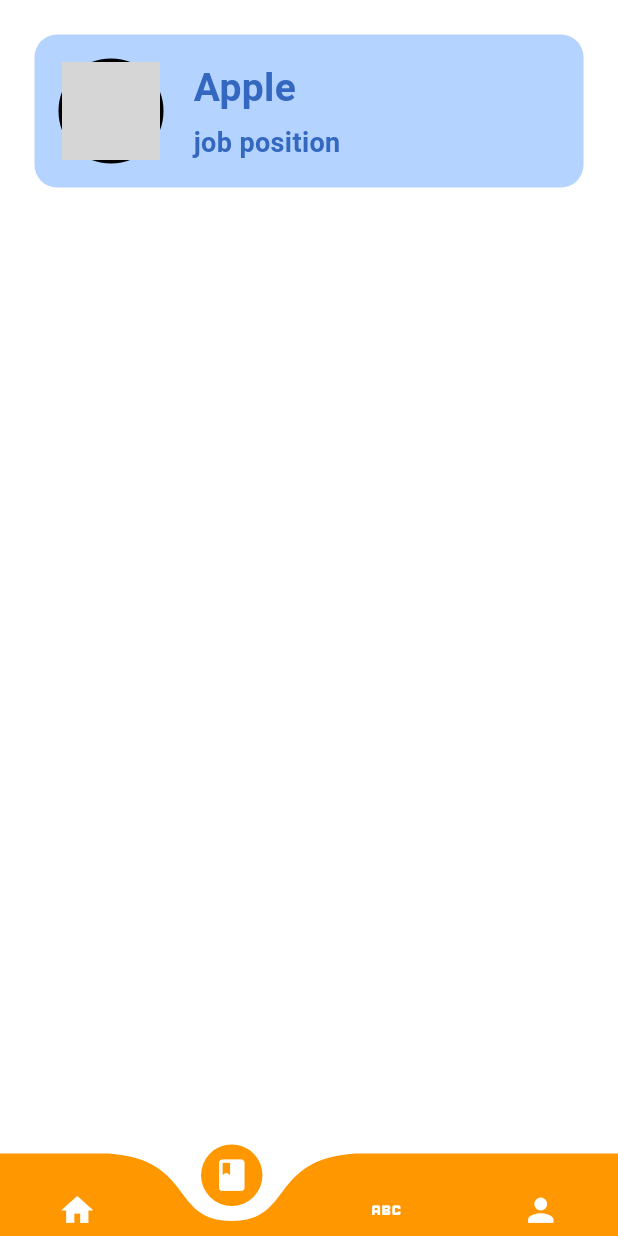
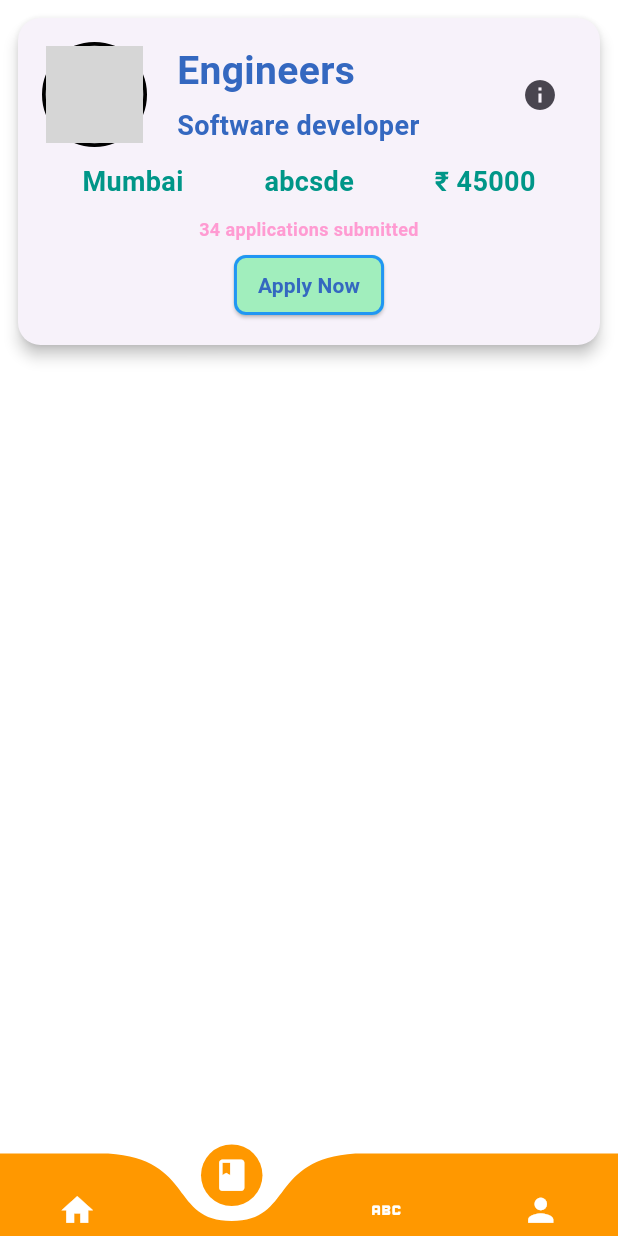
Before and after one commit to EngineerAnishSharma/rubix24_Ctrl-Alt-Innovate, a Flutter app: the screen it shows after launch, item 2 of the bottom bar chosen, on a phone screen of 412 x 824 dp. Run offline on Flutter 3.47's test engine with Material 3 defaults, Android fonts, the phone set to English and light mode, and no system bars; drawn by our look-alikes of curved_navigation_bar; our stand-ins replace cloud_firestore, csv, file_picker, firebase_auth, firebase_core, firebase_storage and 9 more; accounts and stored records are empty; network calls fail; grey boxes are pictures that could not be loaded.

Commit message:
job section

```diff
--- /dev/null
+++ b/lib/views/find_jobs/finding_job.dart
@@ -0,0 +1,31 @@
+import 'package:tsec_hack/consts/consts.dart';
+import 'package:tsec_hack/widgets_common/jobcard_widget.dart';
+
+class FindingJobScreen extends StatefulWidget {
+  const FindingJobScreen({super.key});
+
+  @override
+  State<FindingJobScreen> createState() => _FindingJobScreenState();
+}
+
+class _FindingJobScreenState extends State<FindingJobScreen> {
+  @override
+  Widget build(BuildContext context) {
+    return const Scaffold(
+        body: SingleChildScrollView(
+      child: Column(
+        children: [
+          JobCard(
+            companyLogo: "https://placekitten.com/200/200",
+            companyName: 'Engineers',
+            jobPosition: 'Software developer',
+            location: 'Mumbai',
+            jobType: 'abcsde',
+            salary: '45000',
+            applicants: '34',
+          ),
+        ],
+      ),
+    ));
+  }
+}
--- a/lib/views/home_screen/home.dart
+++ b/lib/views/home_screen/home.dart
@@ -5,11 +5,10 @@
 import 'package:get/get_state_manager/src/rx_flutter/rx_obx_widget.dart';
 import 'package:tsec_hack/consts/colors.dart';
 import 'package:tsec_hack/controller/home_controller.dart';
-import 'package:tsec_hack/views/home_screen/home_screen.dart';
+import 'package:tsec_hack/views/find_jobs/finding_job.dart';
 import 'package:tsec_hack/views/profile_screen/components/profile_editor.dart';
 import 'package:tsec_hack/widgets_common/community_screen.dart';
 import 'package:tsec_hack/widgets_common/exit_dailog.dart';
-import 'package:tsec_hack/widgets_common/jobcard_widget.dart';
 import 'package:tsec_hack/widgets_common/postcard_widget.dart';
 
 class Home extends StatefulWidget {
@@ -54,24 +53,13 @@
 
     var navbarBody = [
       const CommunityScreen(),
-      const JobCard(
-        companyLogo:
-            "https://www.google.com/url?sa=i&url=https%3A%2F%2Fstock.adobe.com%2Fsearch%2Fimages%3Fk%3Dapple&psig=AOvVaw3W_7plZb6uSzD6MRiSdgDR&ust=1705643459800000&source=images&cd=vfe&ved=0CBMQjRxqFwoTCPi25eig5oMDFQAAAAAdAAAAABAE",
-        companyName: "Apple",
-        jobPosition: "job position",
-        location: "Mumbai,India",
-        jobType: "Hybrid",
-        salary: "30,000",
-        applicants: "45",
-      ),
+      const FindingJobScreen(),
       const PostCard(
-          profilePicture:
-              "https://cdn.pixabay.com/photo/2015/10/05/22/37/blank-profile-picture-973460_960_720.png",
+          profilePicture: "https://placekitten.com/200/200",
           userName: "userName",
           content:
               "Lorem Ipsum is a placeholder text commonly used in the printing and typesetting industry. It doesn't carry any meaningful content but is often used to fill space in a document and give an impression of how the final text will look.",
-          postimage:
-              "https://hips.hearstapps.com/hmg-prod/images/close-up-of-tulips-blooming-in-field-royalty-free-image-1584131603.jpg",
+          postimage: "https://placekitten.com/200/200",
           likes: 10),
       const ProfileEditor()
     ];
--- a/lib/widgets_common/jobcard_widget.dart
+++ b/lib/widgets_common/jobcard_widget.dart
@@ -1,4 +1,4 @@
-import 'package:tsec_hack/consts/consts.dart';
+import 'package:flutter/material.dart';
 
 class JobCard extends StatefulWidget {
   final String companyLogo;
@@ -9,43 +9,33 @@
   final String salary;
   final String applicants;
 
-  const JobCard(
-      {required this.companyLogo,
+  const JobCard({
+    required this.companyLogo,
     required this.companyName,
     required this.jobPosition,
     required this.location,
     required this.jobType,
     required this.salary,
     required this.applicants,
-      super.key});
+    Key? key,
+  }) : super(key: key);
 
   @override
-  State<JobCard> createState() => _JobCardState();
+  _JobCardState createState() => _JobCardState();
 }
 
 class _JobCardState extends State<JobCard> {
-  bool isExpanded = false;
   @override
   Widget build(BuildContext context) {
-    return Scaffold(
-      backgroundColor: whiteColor,
-      body: GestureDetector(
-        onTap: () {
-          setState(() {
-            isExpanded = !isExpanded; // Toggle expansion state on tap
-          });
-        },
+    return Padding(
+      padding: const EdgeInsets.all(8.0),
+      child: Card(
+        shape: RoundedRectangleBorder(
+          borderRadius: BorderRadius.circular(15.0),
+        ),
+        elevation: 4.0,
         child: Padding(
-          padding: const EdgeInsets.all(8.0),
-          child: Container(
-              width: MediaQuery.of(context).size.width,
-              height: isExpanded ? 215 : 102,
           padding: const EdgeInsets.all(16.0),
-              margin: const EdgeInsets.all(15.0),
-              decoration: BoxDecoration(
-                borderRadius: BorderRadius.circular(15.0),
-                color: const Color(0xffB4D4FF),
-              ),
           child: Column(
             children: [
               Row(
@@ -56,8 +46,8 @@
                     decoration: BoxDecoration(
                       shape: BoxShape.circle,
                       border: Border.all(
-                            color: Colors.black, // Optional border color
-                            width: 2.5, // Optional border width
+                        color: Colors.black,
+                        width: 2.5,
                       ),
                     ),
                     child: ClipOval(
@@ -85,8 +75,7 @@
                         ),
                       ),
                       Padding(
-                            padding:
-                                const EdgeInsets.only(left: 20.0, top: 5.0),
+                        padding: const EdgeInsets.only(left: 20.0, top: 5.0),
                         child: Text(
                           widget.jobPosition,
                           style: const TextStyle(
@@ -98,12 +87,17 @@
                         ),
                       ),
                     ],
-                      )
+                  ),
+                  Spacer(), // Adds space to push the button to the right
+                  IconButton(
+                    onPressed: () {
+                      // Show detailed information in a dialog
+                      _showDetailedInformation(context);
+                    },
+                    icon: Icon(Icons.info),
+                  ),
                 ],
               ),
-                  isExpanded
-                      ? Column(
-                          children: [
               Row(
                 mainAxisAlignment: MainAxisAlignment.spaceAround,
                 children: [
@@ -146,10 +140,9 @@
                 ],
               ),
               Padding(
-                              padding:
-                                  const EdgeInsets.only(top: 10.0, bottom: 5),
+                padding: const EdgeInsets.only(top: 10.0, bottom: 5),
                 child: Text(
-                                ("${widget.applicants} applications submitted"),
+                  "${widget.applicants} applications submitted",
                   style: const TextStyle(
                     fontSize: 12,
                     fontWeight: FontWeight.bold,
@@ -163,30 +156,61 @@
                   // Handle button press
                 },
                 style: ElevatedButton.styleFrom(
-                                // ignore: deprecated_member_use
                   primary: const Color(0xffA1EEBD),
-                                padding: const EdgeInsets.symmetric(
-                                    horizontal: 16, vertical: 8),
+                  padding:
+                      const EdgeInsets.symmetric(horizontal: 16, vertical: 8),
                   shape: RoundedRectangleBorder(
                     borderRadius: BorderRadius.circular(8),
                     side: const BorderSide(
-                                        color: Colors.blue, width: 2.0)),
+                      color: Colors.blue,
+                      width: 2.0,
+                    ),
+                  ),
                 ),
                 child: const Text(
                   'Apply Now',
                   style: TextStyle(
                     fontSize: 14,
                     fontWeight: FontWeight.bold,
-                                    color: Color(0xff3468C0)),
+                    color: Color(0xff3468C0),
+                  ),
                 ),
               ),
             ],
-                        )
-                      : Container(),
-                ],
-              )),
+          ),
         ),
       ),
     );
   }
+
+  void _showDetailedInformation(BuildContext context) {
+    showDialog(
+      context: context,
+      builder: (BuildContext context) {
+        return AlertDialog(
+          title: Text('Detailed Information'),
+          content: Column(
+            crossAxisAlignment: CrossAxisAlignment.start,
+            mainAxisSize: MainAxisSize.min,
+            children: [
+              Text('Company Name: ${widget.companyName}'),
+              Text('Job Position: ${widget.jobPosition}'),
+              Text('Location: ${widget.location}'),
+              Text('Job Type: ${widget.jobType}'),
+              Text('Salary: ₹ ${widget.salary}'),
+              Text('Applications Submitted: ${widget.applicants}'),
+            ],
+          ),
+          actions: [
+            TextButton(
+              onPressed: () {
+                Navigator.of(context).pop();
+              },
+              child: Text('Close'),
+            ),
+          ],
+        );
+      },
+    );
   }
+}
```
Also changed, not shown: lib/views/home_screen/job_find.dart (deleted, +0 -18 lines). Lines whose indentation alone changed are shown as unchanged.
